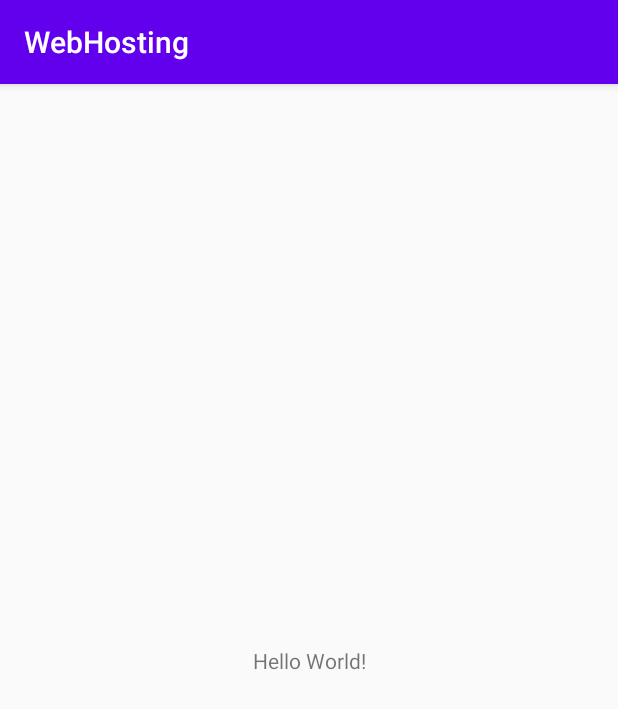
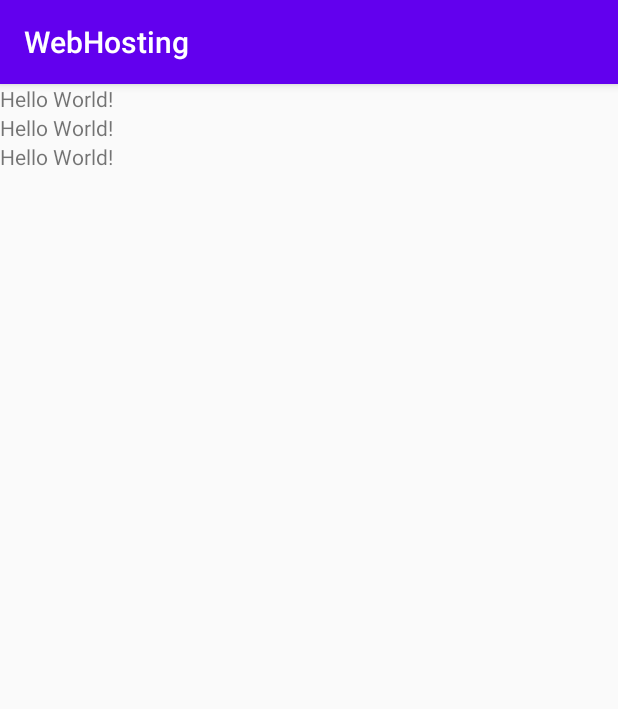
Before and after one commit to luisanthoniealkins/Parking_system, an Android app: the screen it shows after launch (MainActivity), on a phone screen of 412 x 824 dp. Shown: the top 709 px of the screen. Run offline under Robolectric (Android 15) with nearby library versions, the phone set to English and light mode, and no system bars; libraries missing offline, so code that uses them is left out: com.koushikdutta.async, com.koushikdutta.ion; pictures from the network do not load; 1 statement that could not run was skipped.

Commit message:
parse data

```diff
--- a/app/src/main/java/com/laacompany/webhosting/MainActivity.java
+++ b/app/src/main/java/com/laacompany/webhosting/MainActivity.java
@@ -10,15 +10,17 @@ import com.koushikdutta.async.future.FutureCallback;
 import com.koushikdutta.ion.Ion;
 
 public class MainActivity extends AppCompatActivity {
-    TextView tv;
+    TextView tv1,tv2,tv3;
     private Handler handler = new Handler();
     @Override
     protected void onCreate(Bundle savedInstanceState) {
         super.onCreate(savedInstanceState);
         setContentView(R.layout.activity_main);
-        tv = findViewById(R.id.id_text);
+        tv1 = findViewById(R.id.id_text1);
+        tv2 = findViewById(R.id.id_text2);
+        tv3 = findViewById(R.id.id_text3);
 
-        handler.postDelayed(runnable, 3000);
+        handler.postDelayed(runnable, 300);
     }
 
     private Runnable runnable = new Runnable() {
@@ -26,7 +28,7 @@ public class MainActivity extends AppCompatActivity {
         public void run() {
             //Do your refreshing
             refresh();
-            //This basically reruns this runnable in 5 seconds
+            //This basically reruns this runnable in 0.3 seconds
             handler.postDelayed(this, 300);
         }
     };
@@ -36,7 +38,15 @@ public class MainActivity extends AppCompatActivity {
         Ion.with(getApplicationContext()).load("https://alkinswebhosting.000webhostapp.com").asString().setCallback(new FutureCallback<String>() {
             @Override
             public void onCompleted(Exception e, String result) {
-                tv.setText(result);
+//                tv.setText(result);
+                if (result == null || result.isEmpty()) return;
+                String[] texts = result.split("#");
+                if (texts.length == 4){
+                    tv1.setText(texts[1]);
+                    tv2.setText(texts[2]);
+                    tv3.setText(texts[3]);
+                }
+//                tv1.setText(result);
             }
         });
     }
--- a/app/src/main/res/layout/activity_main.xml
+++ b/app/src/main/res/layout/activity_main.xml
@@ -1,19 +1,28 @@
 <?xml version="1.0" encoding="utf-8"?>
-<androidx.constraintlayout.widget.ConstraintLayout xmlns:android="http://schemas.android.com/apk/res/android"
+<LinearLayout xmlns:android="http://schemas.android.com/apk/res/android"
     xmlns:app="http://schemas.android.com/apk/res-auto"
     xmlns:tools="http://schemas.android.com/tools"
     android:layout_width="match_parent"
     android:layout_height="match_parent"
+    android:orientation="vertical"
     tools:context=".MainActivity">
 
     <TextView
-        android:id="@+id/id_text"
+        android:id="@+id/id_text1"
         android:layout_width="wrap_content"
         android:layout_height="wrap_content"
-        android:text="Hello World!"
-        app:layout_constraintBottom_toBottomOf="parent"
-        app:layout_constraintLeft_toLeftOf="parent"
-        app:layout_constraintRight_toRightOf="parent"
-        app:layout_constraintTop_toTopOf="parent" />
+        android:text="Hello World!" />
 
-</androidx.constraintlayout.widget.ConstraintLayout>
+    <TextView
+        android:id="@+id/id_text2"
+        android:layout_width="wrap_content"
+        android:layout_height="wrap_content"
+        android:text="Hello World!" />
+
+    <TextView
+        android:id="@+id/id_text3"
+        android:layout_width="wrap_content"
+        android:layout_height="wrap_content"
+        android:text="Hello World!" />
+
+</LinearLayout>
```
